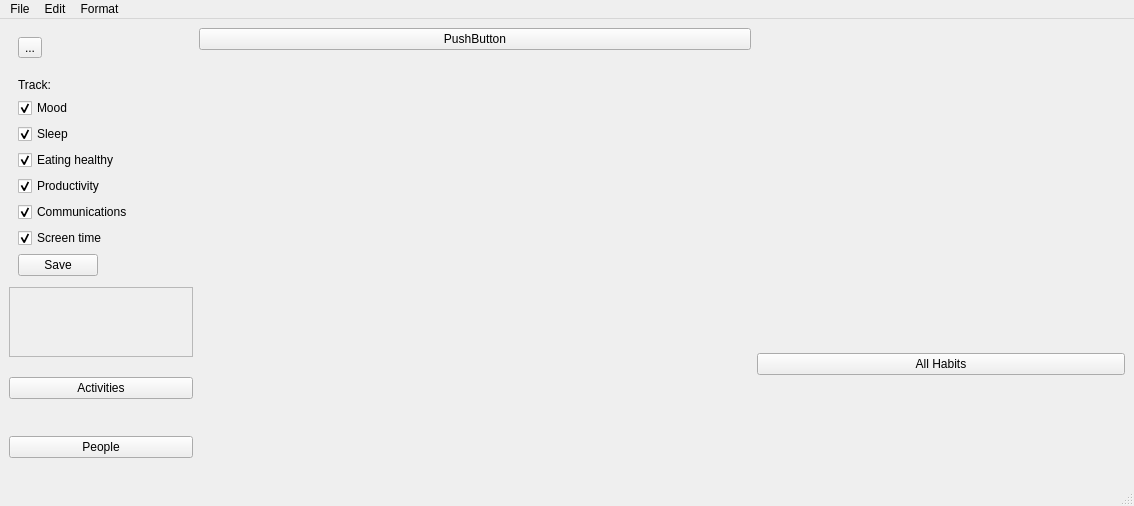
The window that Code/PaperFriend/mainwindow.ui (RomainPuech/Paper-Friend) describes before a commit, drawn with Qt 5.
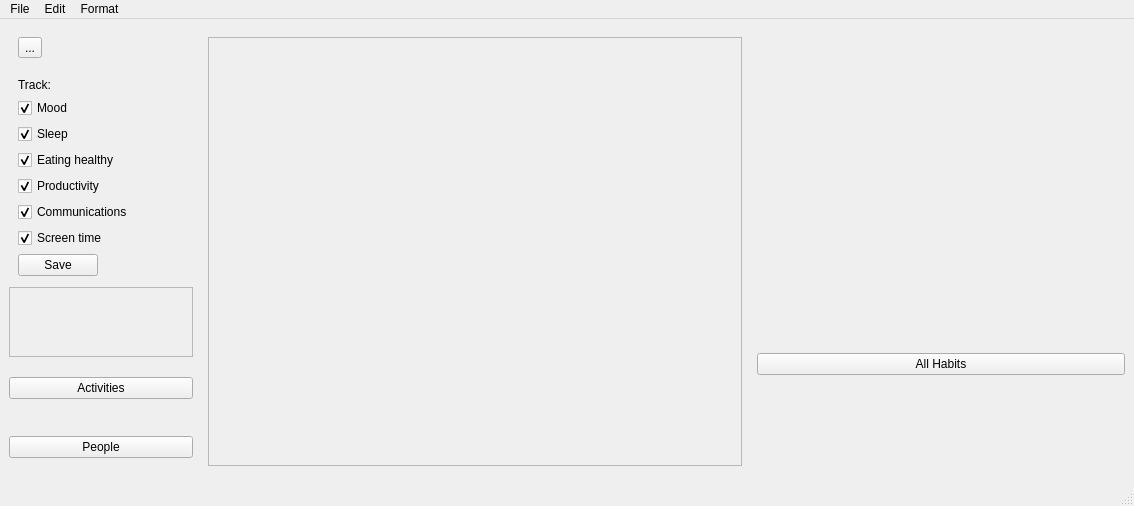
The same window after the commit. Icons and pictures are not drawn.

Commit message: Implemented scrollable main area for entries

What changed in the file:
```diff
--- a/Code/PaperFriend/mainwindow.ui
+++ b/Code/PaperFriend/mainwindow.ui
@@ -251,20 +251,33 @@
      </layout>
     </item>
     <item>
-     <layout class="QVBoxLayout" name="main_frame" stretch="0,0">
+     <layout class="QVBoxLayout" name="main_frame" stretch="0">
       <property name="spacing">
        <number>6</number>
       </property>
-      <item>
-       <widget class="QPushButton" name="pushButton_3">
-        <property name="text">
-         <string>PushButton</string>
-        </property>
-       </widget>
-      </item>
       <item>
        <widget class="QStackedWidget" name="stackedWidget">
-        <widget class="QWidget" name="page"/>
+        <widget class="QWidget" name="page">
+         <layout class="QGridLayout" name="gridLayout">
+          <item row="0" column="0">
+           <widget class="QScrollArea" name="EntriesScroll">
+            <property name="widgetResizable">
+             <bool>true</bool>
+            </property>
+            <widget class="QWidget" name="scrollAreaWidgetContents">
+             <property name="geometry">
+              <rect>
+               <x>0</x>
+               <y>0</y>
+               <width>530</width>
+               <height>423</height>
+              </rect>
+             </property>
+            </widget>
+           </widget>
+          </item>
+         </layout>
+        </widget>
         <widget class="QWidget" name="page_2"/>
        </widget>
       </item>
```
The commit also changes 2 other files.
